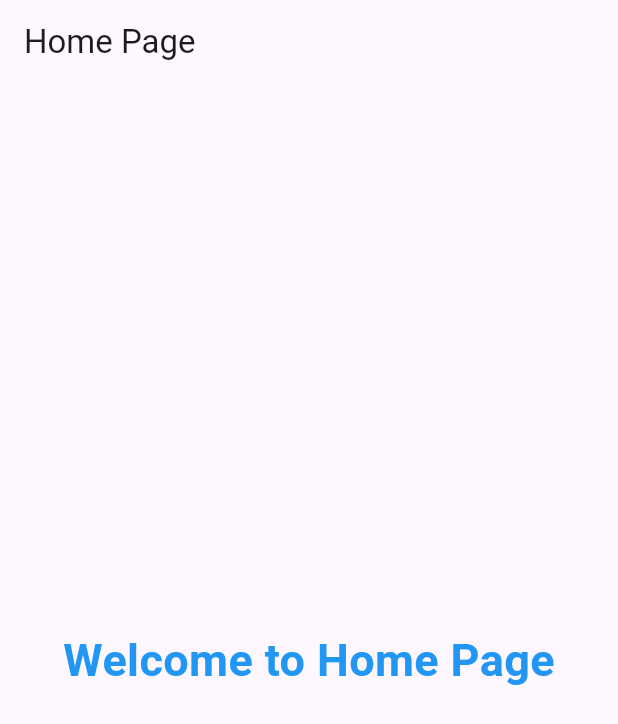
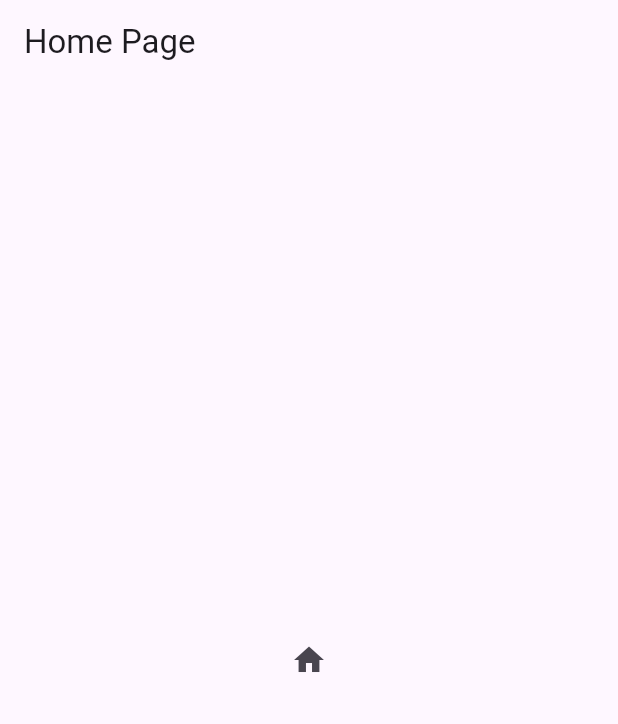
Before and after one commit to KodewithArun/Flutter-Complete-Learning---Arun, a Flutter app: the screen it shows after launch, on a phone screen of 412 x 824 dp. Shown: the top 724 px of the screen. Run offline on Flutter 3.47's test engine with Material 3 defaults, Android fonts, the phone set to English and light mode, and no system bars.

Commit message:
day 4: Buttons widdget

```diff
--- a/lib/screens/HomePage.dart
+++ b/lib/screens/HomePage.dart
@@ -10,7 +10,11 @@ class HomePage extends StatelessWidget {
         title: Text("Home Page"),
       ),
       body: Center(
-        child: Text("Welcome to Home Page", style: TextStyle(fontSize: 30, fontWeight: FontWeight.bold, color: Colors.blue),),
+        child:IconButton(onPressed: (){
+          print("Button Pressed");
+        },
+        icon: Icon(Icons.home)),
+
       ),
     );
   }
```
